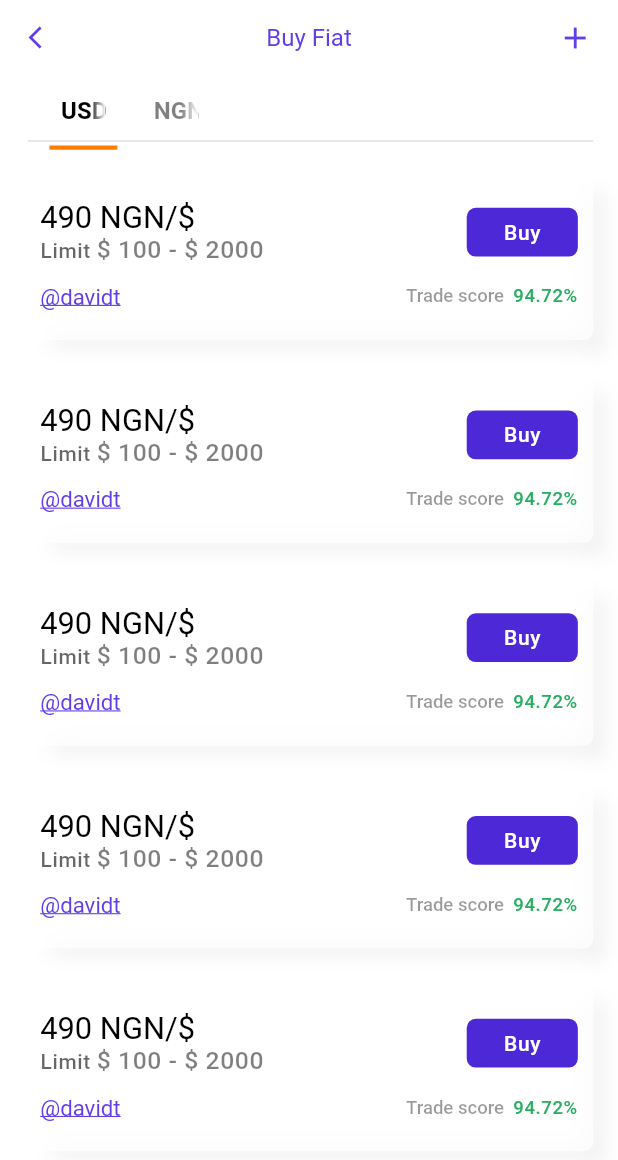
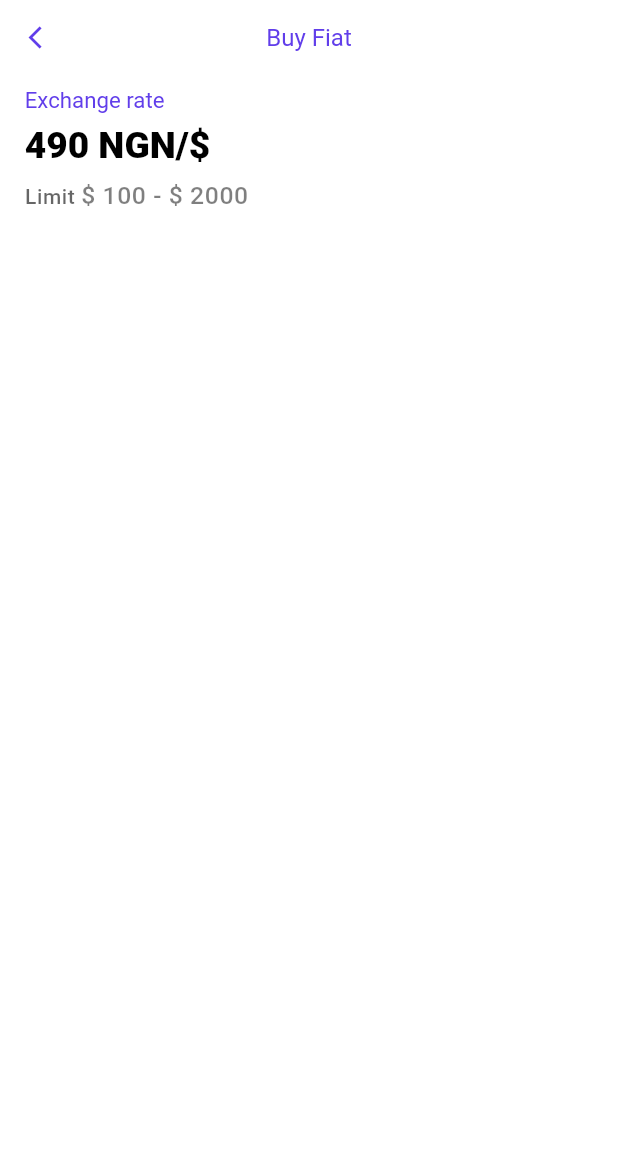
Before and after one commit to topoika/money-x, a Flutter app: the BuyFiatPage screen opened by its route, after a tap on "Buy", on a phone screen of 412 x 824 dp. Shown: the top 1160 px of the screen. Run offline on Flutter 3.47's test engine with Material 2 defaults, Android fonts, the phone set to English and light mode, and no system bars; our stand-ins replace google_fonts, shared_preferences; accounts and stored records are empty; Roboto replaces fonts that are missing (Sarabun).

Commit message:
buy fiat details page

```diff
--- a/lib/base/components/order_item.dart
+++ b/lib/base/components/order_item.dart
@@ -23,17 +23,17 @@ Widget orderItem(BuildContext context) => Container(
                 children: <Widget>[
                   normalText(context, 'Buy order'),
                   vertSpace(context, 0.6),
-                  rateText(context, 'N35,500', true),
+                  rateText(context, 'N35,500', true,false),
                 ],
               ),
-              rateText(context, '@  N 490/\$', false),
+              rateText(context, '@  N 490/\$', false,false),
             ],
           ),
           vertSpace(context, .76),
           Row(
             mainAxisAlignment: MainAxisAlignment.spaceBetween,
             children: <Widget>[
-              atText(context, "@davidt"),
+              atText(context, "@davidt",false,3.4),
               normalText(context, 'Pending', type: "pending"),
             ],
           )
--- a/lib/base/components/texts_widgets.dart
+++ b/lib/base/components/texts_widgets.dart
@@ -2,21 +2,42 @@ import 'package:flutter/material.dart';
 
 import '../helper/constants.dart';
 
-Widget atText(BuildContext context, String txt) => Text(
+Widget atText(
+        BuildContext context, String txt, bool underLined, double percentage) =>
+    Text(
       txt,
       textAlign: TextAlign.left,
       style: Theme.of(context).textTheme.headline6!.copyWith(
-          decoration: TextDecoration.underline,
-          fontSize: getWidth(context, 3.6),
+          decoration:
+              underLined ? TextDecoration.underline : TextDecoration.none,
+          fontSize: getWidth(context, percentage),
           letterSpacing: 0,
           fontWeight: FontWeight.w400),
     );
-
-Widget rateText(BuildContext context, String txt, bool black) => Text(
+Widget limitText(BuildContext context, String txt1, String txt2) => RichText(
+      text: TextSpan(
+        text: txt1,
+        style: Theme.of(context).textTheme.bodyText2!.copyWith(
+            color:
+                Theme.of(context).textTheme.bodyText1!.color!.withOpacity(.6)),
+        children: <TextSpan>[
+          TextSpan(
+            text: txt2,
+            style: Theme.of(context).textTheme.headline5!.copyWith(
+                fontWeight: FontWeight.w500,
+                color: black.withOpacity(.5),
+                fontSize: getWidth(context, 4)),
+          ),
+        ],
+      ),
+    );
+Widget rateText(BuildContext context, String txt, bool black, bool bold) =>
+    Text(
       txt,
       textAlign: TextAlign.left,
       style: Theme.of(context).textTheme.headline5!.copyWith(
-          fontSize: getWidth(context, 5),
+          fontSize: getWidth(context, bold ? 6 : 5),
+          fontWeight: bold ? FontWeight.w800 : null,
           color: Theme.of(context)
               .textTheme
               .headline5!
--- a/lib/base/components/trade_ad_item.dart
+++ b/lib/base/components/trade_ad_item.dart
@@ -24,41 +24,23 @@ Widget tradeAdItem(BuildContext context, bool buy) => Container(
                 child: Column(
                   crossAxisAlignment: CrossAxisAlignment.start,
                   children: [
-                    rateText(context, "490 NGN/\$", true),
-                    RichText(
-                      text: TextSpan(
-                        text: 'Limit ',
-                        style: Theme.of(context).textTheme.bodyText2!.copyWith(
-                            color: Theme.of(context)
-                                .textTheme
-                                .bodyText1!
-                                .color!
-                                .withOpacity(.6)),
-                        children: <TextSpan>[
-                          TextSpan(
-                            text: '\$ 100 - \$ 2000',
-                            style: Theme.of(context)
-                                .textTheme
-                                .headline5!
-                                .copyWith(
-                                    fontWeight: FontWeight.w500,
-                                    color: black.withOpacity(.5),
-                                    fontSize: getWidth(context, 4)),
-                          ),
-                        ],
-                      ),
-                    ),
+                    rateText(context, "490 NGN/\$", true, false),
+                    limitText(context, 'Limit ', '\$ 100 - \$ 2000'),
                   ],
                 ),
               ),
-              smallButton(context, buy ? "Buy" : "Sell", () {}),
+              smallButton(
+                  context,
+                  buy ? "Buy" : "Sell",
+                  () => Navigator.pushNamed(
+                      context, buy ? "/BuyFiatDetails" : "/")),
             ],
           ),
           vertSpace(context, 1),
           Row(
             mainAxisAlignment: MainAxisAlignment.spaceBetween,
             children: [
-              atText(context, "@davidt"),
+              atText(context, "@davidt", true, 3.4),
               RichText(
                 text: TextSpan(
                   text: 'Trade score  ',
--- a/lib/base/route_generator.dart
+++ b/lib/base/route_generator.dart
@@ -1,6 +1,7 @@
 import 'package:flutter/material.dart';
 
 import 'views/buy_fiat.dart';
+import 'views/buy_one_fiat.dart';
 import 'views/login.dart';
 import 'views/on_boarding.dart';
 import 'views/order_details.dart';
@@ -21,6 +22,8 @@ class RouteGenerator {
         return MaterialPageRoute(builder: (_) => const OrderHistoryPage());
       case '/SellFiatPage':
         return MaterialPageRoute(builder: (_) => const SellFiatPage());
+      case '/BuyFiatDetails':
+        return MaterialPageRoute(builder: (_) => const BuyFiatDetails());
       case '/BuyFiatPage':
         return MaterialPageRoute(builder: (_) => const BuyFiatPage());
       case '/OnBoardingPage':
--- /dev/null
+++ b/lib/base/views/buy_one_fiat.dart
@@ -0,0 +1,36 @@
+import 'package:flutter/material.dart';
+
+import '../components/custom_appbars.dart';
+import '../components/texts_widgets.dart';
+import '../helper/constants.dart';
+
+class BuyFiatDetails extends StatefulWidget {
+  const BuyFiatDetails({super.key});
+
+  @override
+  State<BuyFiatDetails> createState() => _BuyFiatDetailsState();
+}
+
+class _BuyFiatDetailsState extends State<BuyFiatDetails> {
+  @override
+  Widget build(BuildContext context) {
+    return Scaffold(
+      appBar: CustomAppBar(title: "Buy Fiat", primary: false, action: null),
+      body: ListView(
+        padding: EdgeInsets.symmetric(
+            horizontal: getWidth(context, 4), vertical: getWidth(context, 2)),
+        children: <Widget>[
+          atText(context, "Exchange rate", false, 3.6),
+          const SizedBox(height: 7),
+          rateText(context, "490 NGN/\$", true, true),
+          Padding(
+            padding: EdgeInsets.symmetric(
+              vertical: getWidth(context, 2.4),
+            ),
+            child: limitText(context, 'Limit ', '\$ 100 - \$ 2000'),
+          )
+        ],
+      ),
+    );
+  }
+}
--- a/lib/base/views/pages.dart
+++ b/lib/base/views/pages.dart
@@ -16,8 +16,8 @@ class _PagesState extends State<Pages> {
   late int active;
   List<Widget> pages = const [
     HomePage(),
+    HomePage(),
     OrderHistoryPage(),
-    HomePage(),
     OrderHistoryPage(),
   ];
   @override
@@ -47,9 +47,10 @@ class _PagesState extends State<Pages> {
         landscapeLayout: BottomNavigationBarLandscapeLayout.spread,
         items: const [
           BottomNavigationBarItem(icon: Icon(Icons.home), label: "Home"),
-          BottomNavigationBarItem(icon: Icon(Icons.filter_3), label: "History"),
-          BottomNavigationBarItem(icon: Icon(Icons.shop), label: "Orders"),
-          BottomNavigationBarItem(icon: Icon(Icons.person), label: "Account")
+          BottomNavigationBarItem(icon: Icon(Icons.wallet), label: "Wallet"),
+          BottomNavigationBarItem(
+              icon: Icon(Icons.insert_chart_outlined_rounded), label: "Orders"),
+          BottomNavigationBarItem(icon: Icon(Icons.settings), label: "Settings")
         ],
       ),
       floatingActionButton: FloatingActionButton(
--- /dev/null
+++ b/lib/base/views/pay_the_seller.dart
@@ -0,0 +1,20 @@
+import 'package:flutter/material.dart';
+
+class PayTheSellerPage extends StatefulWidget {
+  const PayTheSellerPage({super.key});
+
+  @override
+  State<PayTheSellerPage> createState() => _PayTheSellerPageState();
+}
+
+class _PayTheSellerPageState extends State<PayTheSellerPage> {
+  @override
+  Widget build(BuildContext context) {
+    return Scaffold(
+      appBar: AppBar(
+        title: const Text('Title'),
+      ),
+      body: Container(),
+    );
+  }
+}
```
